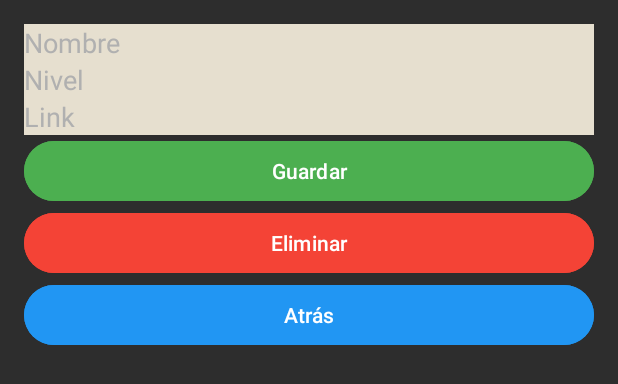
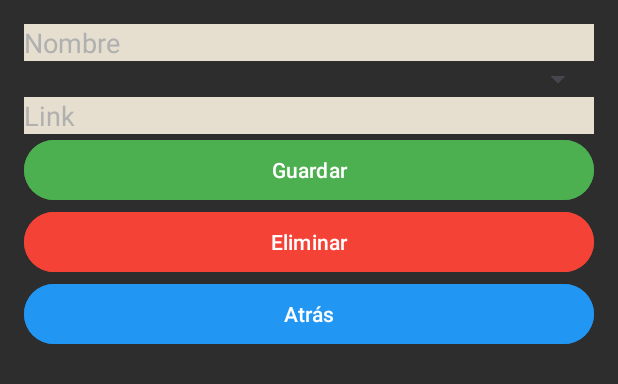
Before and after one commit to hector-elorrieta/DAM2_Mov_HPJ, an Android app: the layout fragment_workout_details.xml on its own in the app's theme, with its tools: preview values and no code run, on a phone screen of 412 x 824 dp. Shown: the top 384 px of the screen. Run offline under Robolectric (Android 15) with nearby library versions, the light colour scheme and no system bars; Roboto replaces fonts that are not available here.

Commit message:
crud de workout

```diff
--- a/FusisApk/app/src/main/java/com/example/fusisapk_java/DBFuntzioak.java
+++ b/FusisApk/app/src/main/java/com/example/fusisapk_java/DBFuntzioak.java
@@ -25,7 +25,6 @@ import com.google.firebase.firestore.QueryDocumentSnapshot;
 
 import java.util.ArrayList;
 import java.util.HashMap;
-import java.util.List;
 import java.util.Map;
 
 public class DBFuntzioak {
@@ -315,7 +314,7 @@ public class DBFuntzioak {
         Map<String, Object> workoutData = new HashMap<>();
         workoutData.put("izena", workout.getIzena());
         workoutData.put("denbora", workout.getDenbora());
-        workoutData.put("bideoa", workout.getBideoa());
+        workoutData.put("link", workout.getLink());
         workoutData.put("maila", workout.getMaila());
 
         // Agregar el workout a Firestore
--- a/FusisApk/app/src/main/java/com/example/fusisapk_java/fragments/HistorikoListFragment.java
+++ b/FusisApk/app/src/main/java/com/example/fusisapk_java/fragments/HistorikoListFragment.java
@@ -97,7 +97,7 @@ public class HistorikoListFragment extends Fragment {
                     bundle.putString("izena", selectedWorkout.getIzena());
                     bundle.putString("denbora", String.valueOf(selectedWorkout.getDenbora()));
                     bundle.putString("maila", selectedWorkout.getMaila());
-                    bundle.putString("bideoa", selectedWorkout.getBideoa());
+                    bundle.putString("bideoa", selectedWorkout.getLink());
                     detailsFragment.setArguments(bundle);
 
                     FragmentTransaction transaction = getParentFragmentManager().beginTransaction();
--- a/FusisApk/app/src/main/res/layout/fragment_workout_details.xml
+++ b/FusisApk/app/src/main/res/layout/fragment_workout_details.xml
@@ -15,14 +15,11 @@
         android:textColorHint="#B0B0B0"
         android:background="#E6DFCF" />
 
-    <EditText
-        android:id="@+id/etLevel"
+    <Spinner
+        android:id="@+id/spinnerMaila"
         android:layout_width="match_parent"
-        android:layout_height="wrap_content"
-        android:hint="Nivel"
-        android:textColor="#FFFFFF"
-        android:textColorHint="#B0B0B0"
-        android:background="#E6DFCF" />
+        android:layout_height="wrap_content" />
+
 
     <EditText
         android:id="@+id/Link"
```
Also changed, not shown: FusisApk/app/src/main/java/com/example/fusisapk_java/Workout.java (+6 -7 lines), FusisApk/app/src/main/java/com/example/fusisapk_java/fragments/WorkoutDetailsFragment.java (+40 -28 lines).
